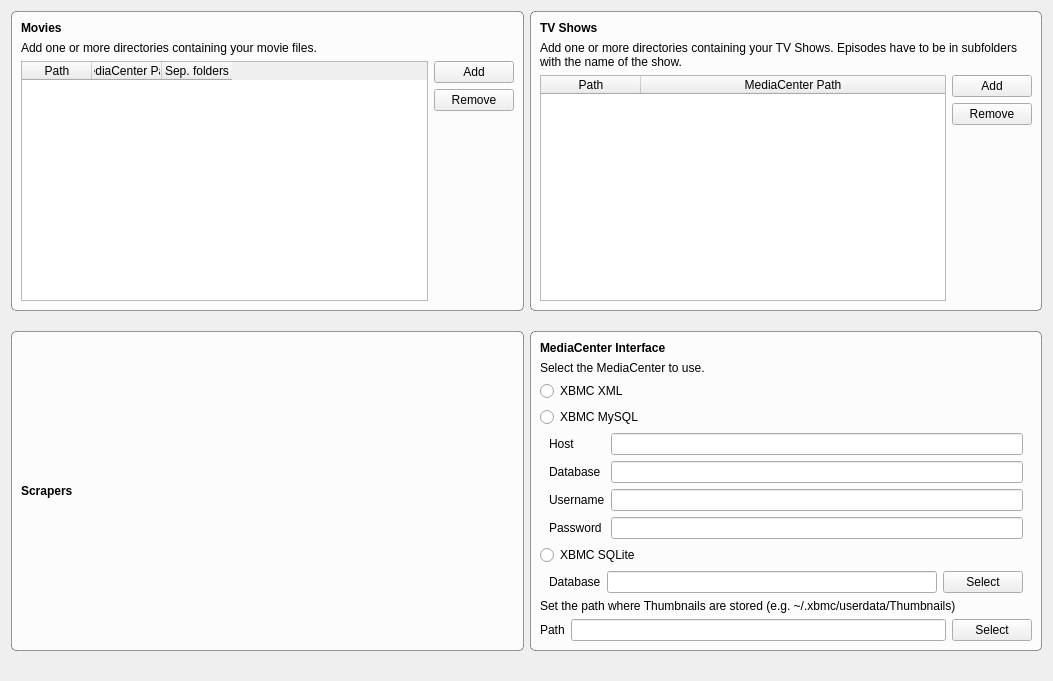
Above: SettingsWidget.ui from Komet/MediaElch before the change. Below: the same form after it.
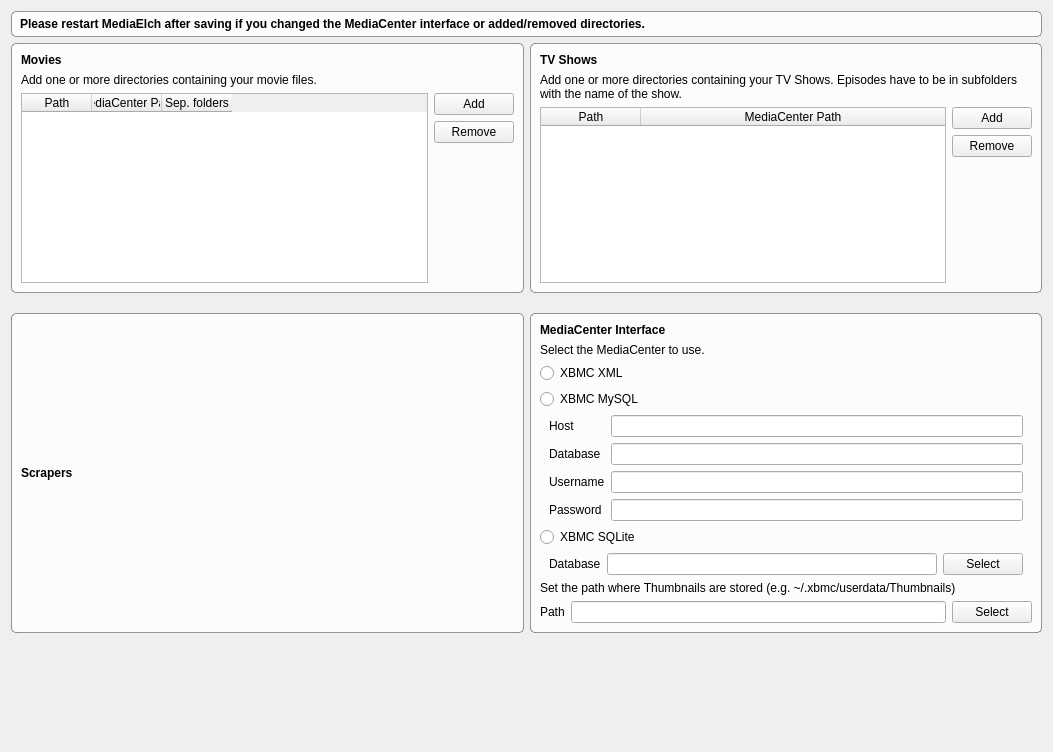
That is the form after the change.

What changed in the file:
```diff
--- a/SettingsWidget.ui
+++ b/SettingsWidget.ui
@@ -7,7 +7,7 @@
     <x>0</x>
     <y>0</y>
     <width>1053</width>
-    <height>681</height>
+    <height>752</height>
    </rect>
   </property>
   <property name="font">
@@ -28,7 +28,31 @@
   </property>
   <layout class="QVBoxLayout" name="verticalLayout_3">
    <item>
-    <layout class="QGridLayout" name="gridLayout" rowstretch="0,0,0">
+    <widget class="QLabel" name="label_9">
+     <property name="font">
+      <font>
+       <weight>75</weight>
+       <bold>true</bold>
+      </font>
+     </property>
+     <property name="styleSheet">
+      <string notr="true">QLabel {
+	border: 1px solid rgba(0, 0, 0, 100);
+	border-radius: 5px;
+	background-color: rgba(255, 255, 255, 200);
+	padding: 5px;
+}</string>
+     </property>
+     <property name="text">
+      <string>Please restart MediaElch after saving if you changed the MediaCenter interface or added/removed directories.</string>
+     </property>
+     <property name="wordWrap">
+      <bool>true</bool>
+     </property>
+    </widget>
+   </item>
+   <item>
+    <layout class="QGridLayout" name="gridLayout" rowstretch="0,0,1">
      <property name="verticalSpacing">
       <number>20</number>
      </property>
@@ -37,13 +61,13 @@
        <property name="minimumSize">
         <size>
          <width>400</width>
-         <height>300</height>
+         <height>150</height>
         </size>
        </property>
        <property name="maximumSize">
         <size>
          <width>16777215</width>
-         <height>300</height>
+         <height>250</height>
         </size>
        </property>
        <property name="title">
@@ -376,13 +400,13 @@
        <property name="minimumSize">
         <size>
          <width>0</width>
-         <height>300</height>
+         <height>150</height>
         </size>
        </property>
        <property name="maximumSize">
         <size>
          <width>16777215</width>
-         <height>300</height>
+         <height>250</height>
         </size>
        </property>
        <property name="title">
```
